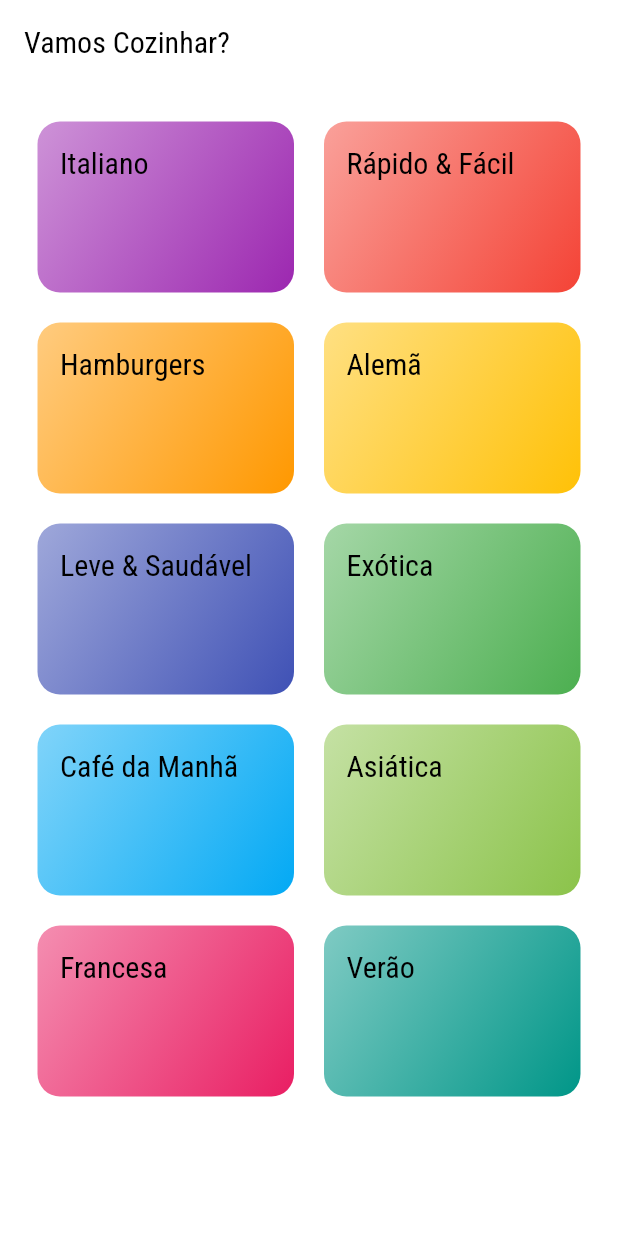
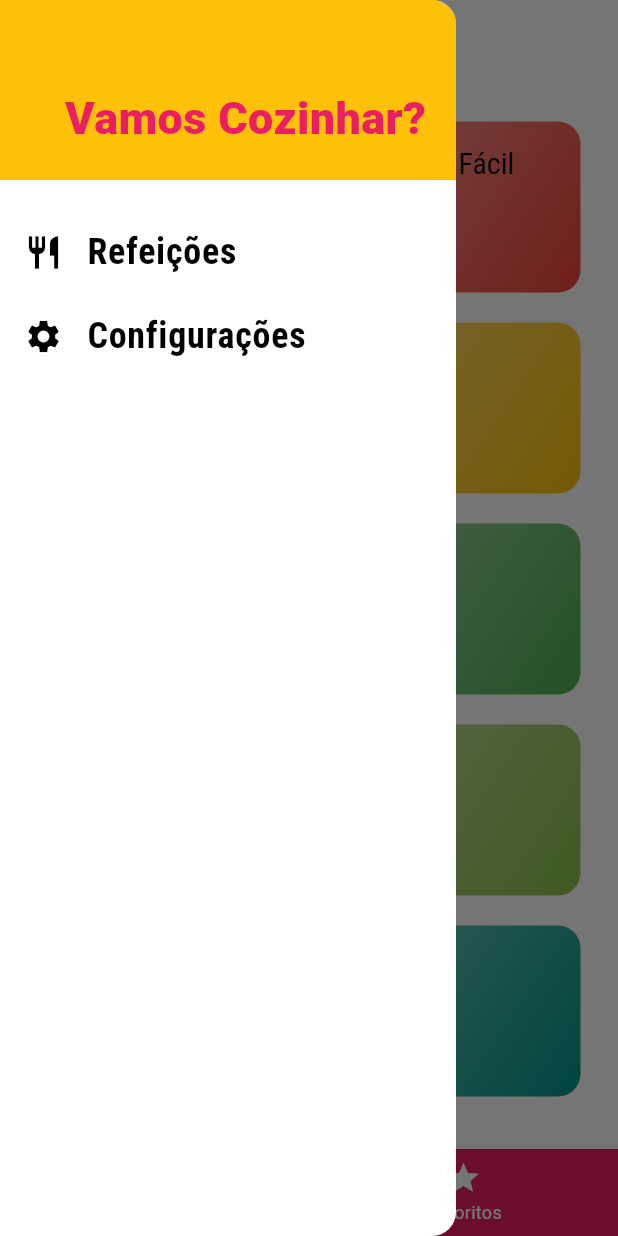
Before and after one commit to Nedsonjr10/Meals-Flutter, a Flutter app: the screen it shows after launch, with the side drawer open (before the commit the screen has no drawer), on a phone screen of 412 x 824 dp. Run offline on Flutter 3.47's test engine with Material 3 defaults, Android fonts, the phone set to English and light mode, and no system bars.

Commit message:
Screens, Favorites and Settings

```diff
--- /dev/null
+++ b/lib/components/main_drawer.dart
@@ -0,0 +1,60 @@
+import 'package:flutter/material.dart';
+import '../utils/app_routes.dart';
+
+class MainDrawer extends StatelessWidget {
+  const MainDrawer({Key? key}) : super(key: key);
+
+  Widget _createItem(IconData icon, String label, Function() onTap) {
+    return ListTile(
+      leading: Icon(
+        icon,
+        size: 26,
+      ),
+      title: Text(
+        label,
+        style: const TextStyle(
+          fontFamily: 'RobotoCondensed',
+          fontSize: 24,
+          fontWeight: FontWeight.bold,
+        ),
+      ),
+      onTap: onTap,
+    );
+  }
+
+  @override
+  Widget build(BuildContext context) {
+    return Drawer(
+      child: Column(
+        children: [
+          Container(
+            height: 120,
+            width: double.infinity,
+            padding: const EdgeInsets.all(20),
+            color: Theme.of(context).colorScheme.secondary,
+            alignment: Alignment.bottomRight,
+            child: Text(
+              'Vamos Cozinhar?',
+              style: TextStyle(
+                fontWeight: FontWeight.w900,
+                fontSize: 30,
+                color: Theme.of(context).colorScheme.primary,
+              ),
+            ),
+          ),
+          const SizedBox(height: 20),
+          _createItem(
+            Icons.restaurant,
+            'Refeições',
+            () => Navigator.of(context).pushNamed(AppRoutes.home),
+          ),
+          _createItem(
+            Icons.settings,
+            'Configurações',
+            () => Navigator.of(context).pushNamed(AppRoutes.settings),
+          ),
+        ],
+      ),
+    );
+  }
+}
--- a/lib/main.dart
+++ b/lib/main.dart
@@ -1,7 +1,8 @@
 import 'package:flutter/material.dart';
-import 'screens/categories_screen.dart';
+import 'screens/tabs_screen.dart';
 import 'screens/categories_meals_screen.dart';
 import 'screens/meal_detail_screen.dart';
+import 'screens/settings_screen.dart';
 import 'utils/app_routes.dart';
 
 void main() {
@@ -30,9 +31,10 @@ class MyApp extends StatelessWidget {
             ),
       ),
       routes: {
-        AppRoutes.home: (ctx) => const CategoriesScreen(),
+        AppRoutes.home: (ctx) => const TabsScreen(),
         AppRoutes.categoriesMeals: (ctx) => const CategoriesMealsScreen(),
         AppRoutes.mealDetail: (ctx) => const MealDetailScreen(),
+        AppRoutes.settings: (ctx) => const SettingsScreen(),
       },
     );
   }
--- a/lib/screens/categories_screen.dart
+++ b/lib/screens/categories_screen.dart
@@ -7,11 +7,7 @@ class CategoriesScreen extends StatelessWidget {
 
   @override
   Widget build(BuildContext context) {
-    return Scaffold(
-      appBar: AppBar(
-        title: const Text('Vamos Cozinhar?'),
-      ),
-      body: GridView(
+    return GridView(
       padding: const EdgeInsets.all(25),
       gridDelegate: const SliverGridDelegateWithMaxCrossAxisExtent(
         maxCrossAxisExtent: 200,
@@ -22,7 +18,6 @@ class CategoriesScreen extends StatelessWidget {
       children: dummyCategories.map((cat) {
         return CategoryItem(cat);
       }).toList(),
-      ),
     );
   }
 }
--- /dev/null
+++ b/lib/screens/settings_screen.dart
@@ -0,0 +1,17 @@
+import 'package:flutter/material.dart';
+
+class SettingsScreen extends StatelessWidget {
+  const SettingsScreen({Key? key}) : super(key: key);
+
+  @override
+  Widget build(BuildContext context) {
+    return Scaffold(
+      appBar: AppBar(
+        title: const Text('Configurações'),
+      ),
+      body: const Center(
+        child: Text('Configurações!'),
+      ),
+    );
+  }
+}
--- /dev/null
+++ b/lib/screens/tabs_screen.dart
@@ -0,0 +1,56 @@
+import 'package:flutter/material.dart';
+import 'categories_screen.dart';
+import 'favorite_screen.dart';
+import '../components/main_drawer.dart';
+
+class TabsScreen extends StatefulWidget {
+  const TabsScreen({Key? key}) : super(key: key);
+
+  @override
+  State<TabsScreen> createState() => _TabsScreenState();
+}
+
+class _TabsScreenState extends State<TabsScreen> {
+  int _selectedScreenIndex = 0;
+
+  final List<Map<String, Object>> _screens = [
+    {'title': 'Lista de Categorias', 'screen': const CategoriesScreen()},
+    {'title': 'Meus Favoritos', 'screen': const FavoriteScreen()},
+  ];
+
+  _selectScreen(int index) {
+    setState(() {
+      _selectedScreenIndex = index;
+    });
+  }
+
+  @override
+  Widget build(BuildContext context) {
+    return Scaffold(
+      appBar: AppBar(
+        title: Text(
+          _screens[_selectedScreenIndex]['title'] as String,
+        ),
+      ),
+      drawer: const MainDrawer(),
+      body: _screens[_selectedScreenIndex]['screen'] as Widget,
+      bottomNavigationBar: BottomNavigationBar(
+        onTap: _selectScreen,
+        backgroundColor: Theme.of(context).colorScheme.primary,
+        unselectedItemColor: Colors.white,
+        selectedItemColor: Theme.of(context).colorScheme.secondary,
+        currentIndex: _selectedScreenIndex,
+        items: const [
+          BottomNavigationBarItem(
+            icon: Icon(Icons.category),
+            label: 'Categorias',
+          ),
+          BottomNavigationBarItem(
+            icon: Icon(Icons.star),
+            label: 'Favoritos',
+          ),
+        ],
+      ),
+    );
+  }
+}
--- a/lib/utils/app_routes.dart
+++ b/lib/utils/app_routes.dart
@@ -2,4 +2,5 @@ class AppRoutes {
   static const home = '/';
   static const categoriesMeals = '/categories-meals';
   static const mealDetail = '/metal-detail';
+  static const settings = '/settings';
 }
```
Also changed, not shown: lib/screens/favorite_screen.dart (added, +12 -0 lines), lib/screens/meal_detail_screen.dart (+77 -2 lines). Lines whose indentation alone changed are shown as unchanged.
